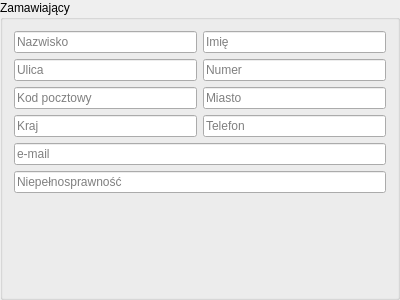
Qt form src/ui/NewReservation/MainGroupBox.ui (Skwara/HoteleADC) before a commit.
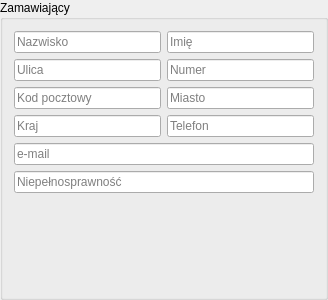
The same form after that commit.

The edit to the form file:
```diff
--- a/src/ui/NewReservation/MainGroupBox.ui
+++ b/src/ui/NewReservation/MainGroupBox.ui
@@ -6,7 +6,7 @@
    <rect>
     <x>0</x>
     <y>0</y>
-    <width>400</width>
+    <width>324</width>
     <height>300</height>
    </rect>
   </property>
```
